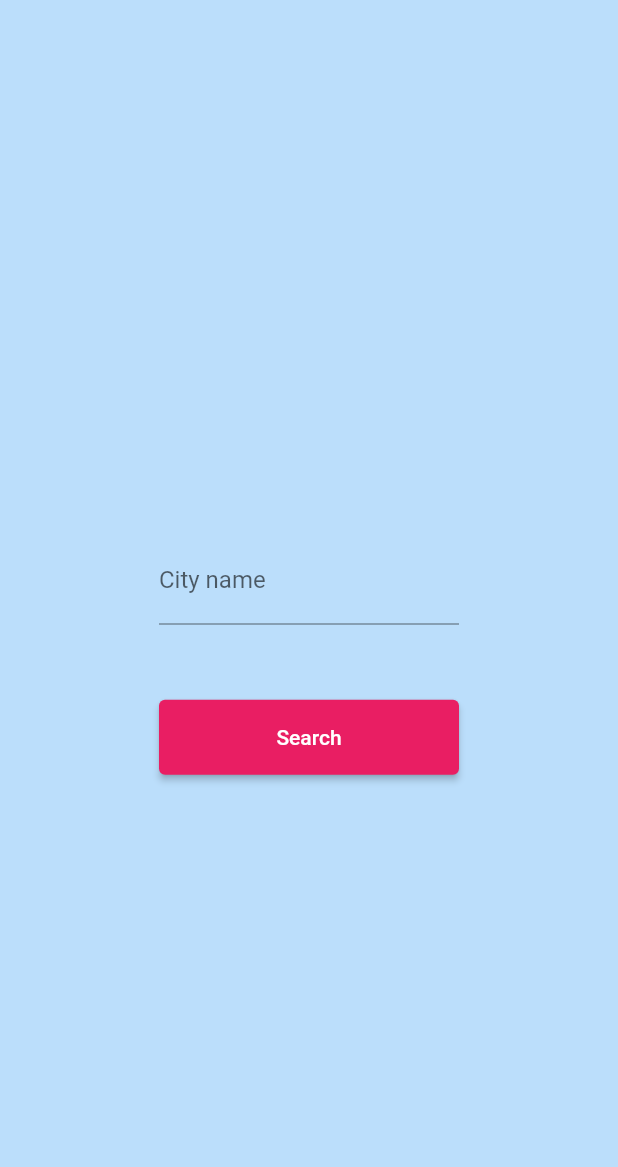
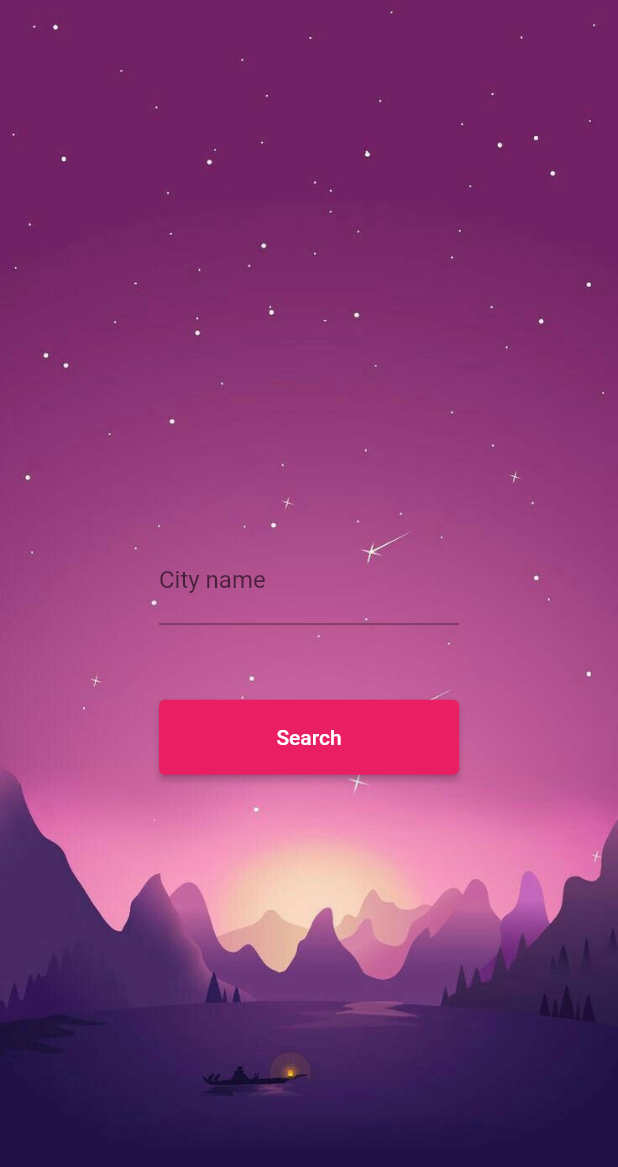
Before and after one commit to anastasiiavelma/weather-app, a Flutter app: the screen it shows after launch, on a phone screen of 412 x 824 dp. Shown: the top 1167 px of the screen. Run offline on Flutter 3.47's test engine with Material 2 defaults, Android fonts, the phone set to English and light mode, and no system bars.

Commit message:
feat: new background, new info

```diff
--- a/lib/main.dart
+++ b/lib/main.dart
@@ -23,8 +23,13 @@ class _MyAppState extends State<MyApp> {
   Widget build(BuildContext context) {
     return MaterialApp(
       home: Scaffold(
-        backgroundColor: Colors.blue[100],
-        body: Center(
+        body: Container(
+          constraints: const BoxConstraints.expand(),
+          decoration: const BoxDecoration(
+              image: DecorationImage(
+                  image: AssetImage("assets/images/this.jpg"),
+                  fit: BoxFit.cover)),
+          child: Center(
               child: Column(
             mainAxisAlignment: MainAxisAlignment.center,
             children: [
@@ -36,7 +41,12 @@ class _MyAppState extends State<MyApp> {
                       '${_response.tempInfo.temperature}°',
                       style: TextStyle(fontSize: 40),
                     ),
-                  Text(_response.weatherInfo.description)
+                    Text(_response.weatherInfo.description),
+                    const SizedBox(width: 200, child: Divider()),
+                    Text(
+                      'feels like ${_response.feelInfo.feelLike}°',
+                      style: const TextStyle(fontSize: 13),
+                    ),
                   ],
                 ),
               Padding(
@@ -65,6 +75,7 @@ class _MyAppState extends State<MyApp> {
             ],
           )),
         ),
+      ),
     );
   }
 
--- a/lib/models.dart
+++ b/lib/models.dart
@@ -22,16 +22,28 @@ class TemperatureInfo {
   }
 }
 
+class FeelInfo {
+  final double feelLike;
+  FeelInfo({this.feelLike});
+
+  factory FeelInfo.fromJson(Map<String, dynamic> json) {
+    final feelLike = json['feels_like'];
+    return FeelInfo(feelLike: feelLike);
+  }
+}
+
 class WeatherResponse {
   final String cityName;
   final TemperatureInfo tempInfo;
   final WeatherInfo weatherInfo;
+  final FeelInfo feelInfo;
 
   String get iconUrl {
     return 'https://openweathermap.org/img/wn/${weatherInfo.icon}@2x.png';
   }
 
-  WeatherResponse({this.cityName, this.tempInfo, this.weatherInfo});
+  WeatherResponse(
+      {this.cityName, this.tempInfo, this.weatherInfo, this.feelInfo});
 
   factory WeatherResponse.fromJson(Map<String, dynamic> json) {
     final cityName = json['name'];
@@ -42,7 +54,13 @@ class WeatherResponse {
     final weatherInfoJson = json['weather'][0];
     final weatherInfo = WeatherInfo.fromJson(weatherInfoJson);
 
+    final feelInfoJson = json['main'];
+    final feelInfo = FeelInfo.fromJson(feelInfoJson);
+
     return WeatherResponse(
-        cityName: cityName, tempInfo: tempInfo, weatherInfo: weatherInfo);
+        cityName: cityName,
+        tempInfo: tempInfo,
+        weatherInfo: weatherInfo,
+        feelInfo: feelInfo);
   }
 }
--- a/pubspec.yaml
+++ b/pubspec.yaml
@@ -51,11 +51,9 @@ dev_dependencies:
 
 # The following section is specific to Flutter packages.
 flutter:
-  # The following line ensures that the Material Icons font is
-  # included with your application, so that you can use the icons in
-  # the material Icons class.
   uses-material-design: true
-
+  assets:
+    - assets/images/
   # To add assets to your application, add an assets section, like this:
   # assets:
   #   - images/a_dot_burr.jpeg
```
Also changed, not shown: assets/images/this.jpg (added). Lines whose indentation alone changed are shown as unchanged.
